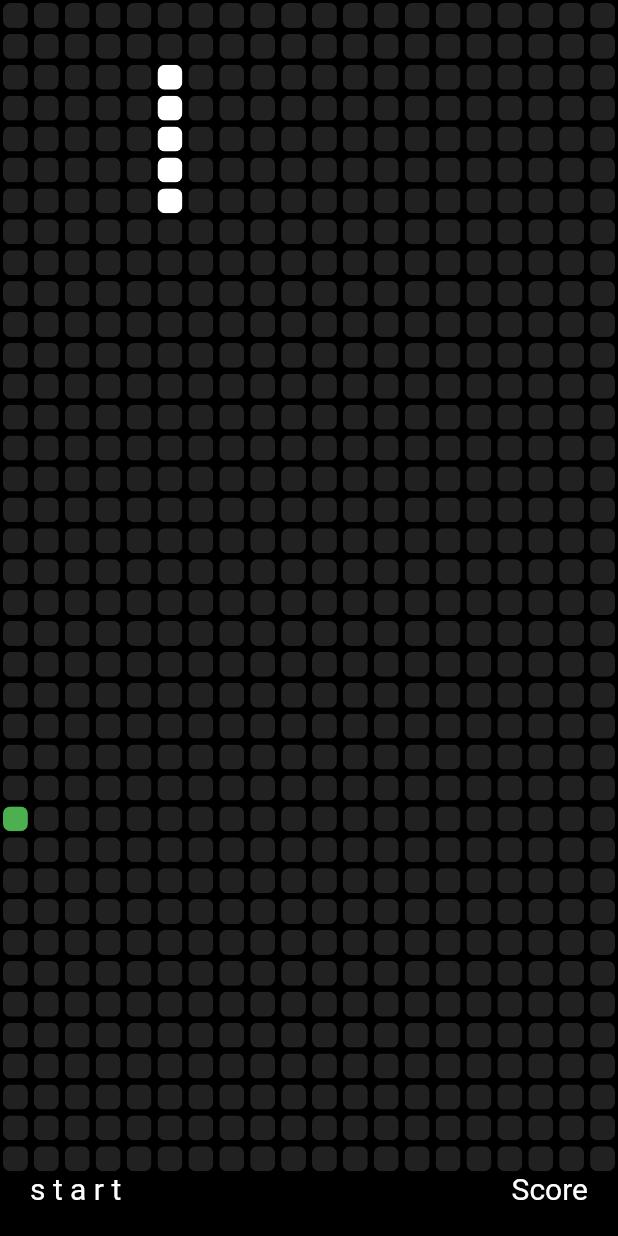
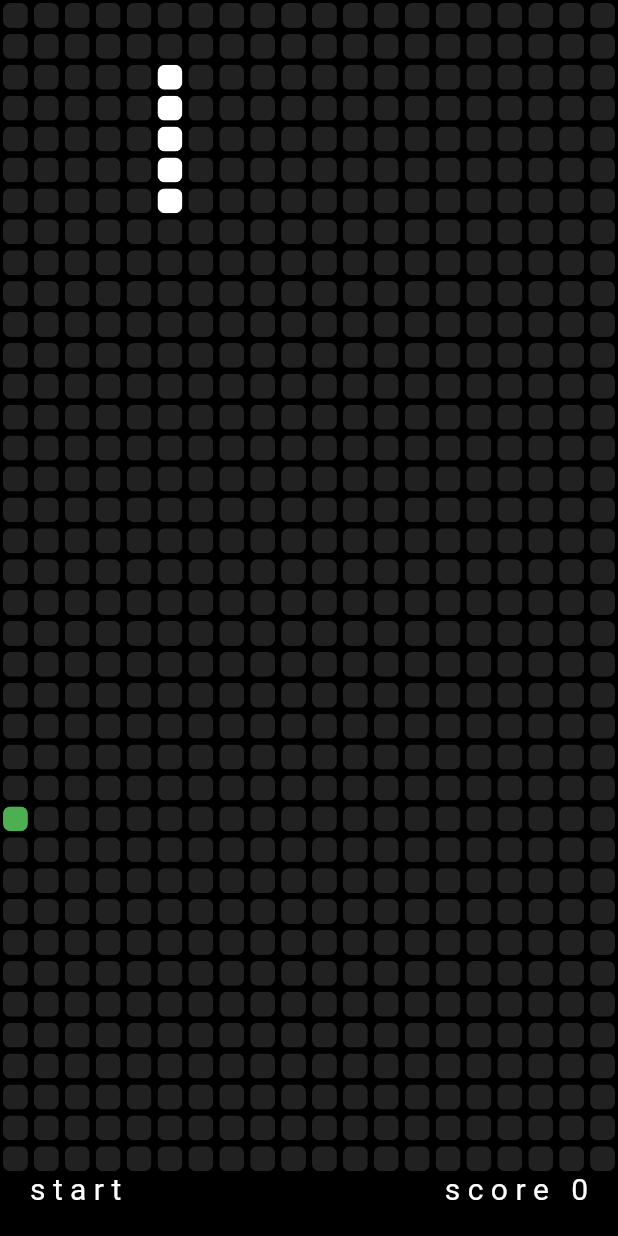
Before and after one commit to luccanog/snake, a Flutter app: the screen it shows after launch, on a phone screen of 412 x 824 dp. Run offline on Flutter 3.47's test engine with Material 2 defaults, Android fonts, the phone set to English and light mode, and no system bars.

Commit message:
improving score

```diff
--- a/lib/main.dart
+++ b/lib/main.dart
@@ -114,7 +114,7 @@ class _MyHomePageState extends State<MyHomePage> {
         builder: (BuildContext context) {
           return AlertDialog(
             title: Text('GAME OVER'),
-            content: Text('You\'re score: ' + snakePosition.length.toString()),
+            content: Text('You\'re score: ' + (snakePosition.length - 5).toString()),
             actions: <Widget>[
               FlatButton(
                 child: Text('Play Again'),
@@ -204,8 +204,7 @@ class _MyHomePageState extends State<MyHomePage> {
                   ),
                 ),
                 Text(
-                  /** @todo: add score count */
-                  'Score',
+                  's c o r e   ${(snakePosition.length - 5).toString()}',
                   style: TextStyle(color: Colors.white, fontSize: 20),
                 )
               ],
```
